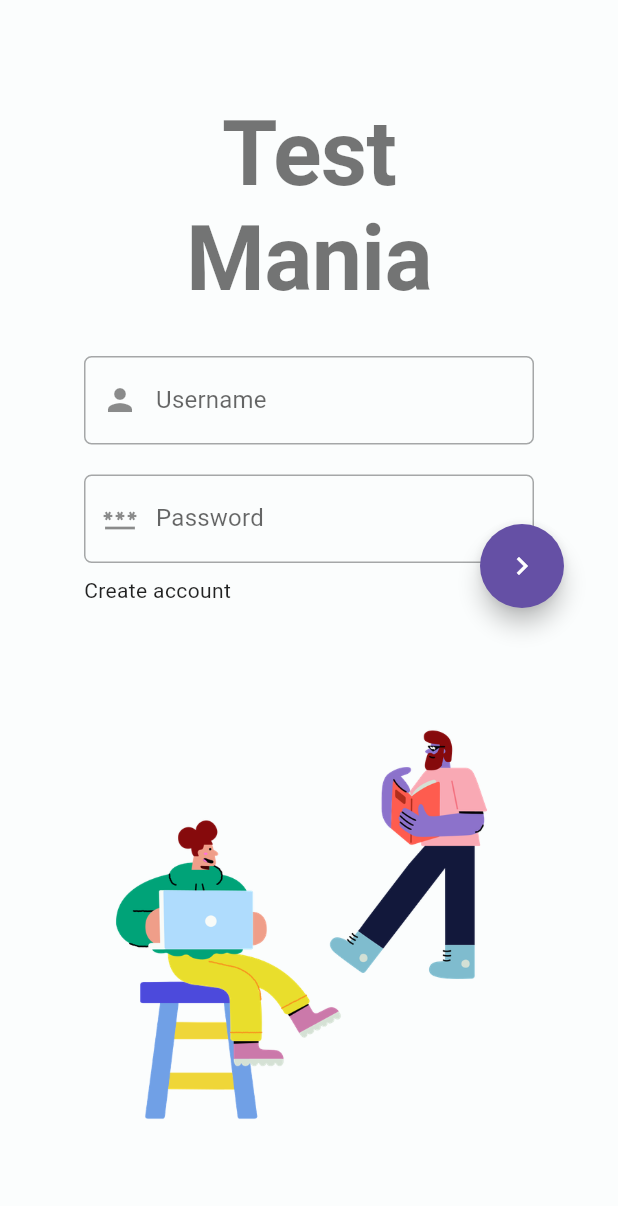
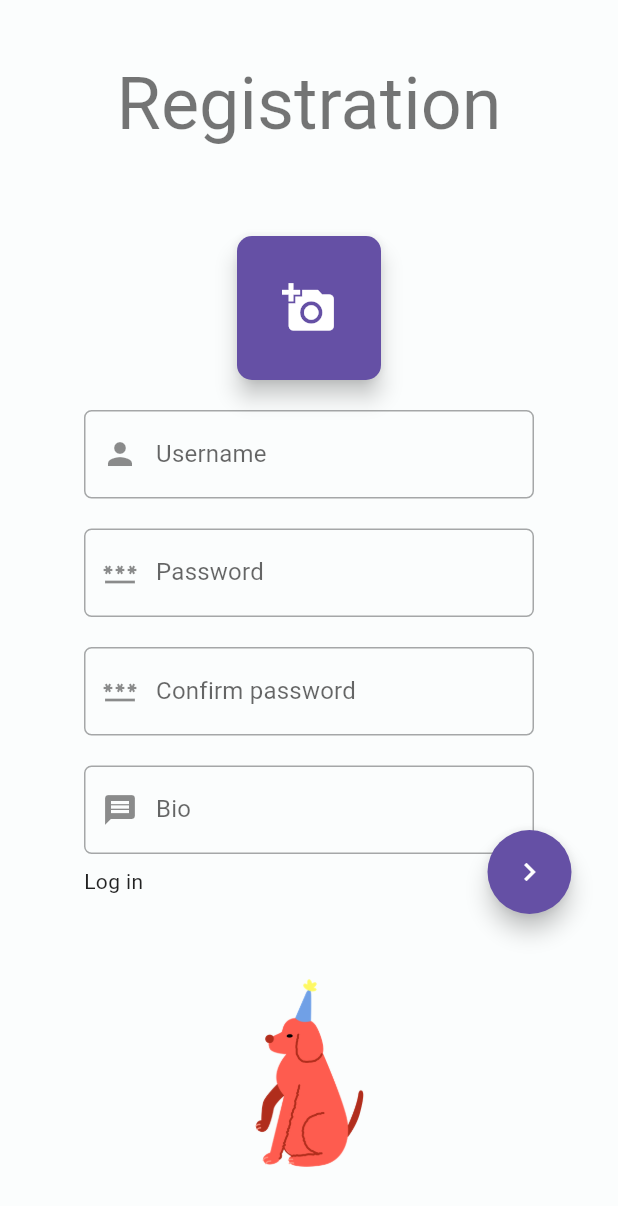
Before and after one commit to netos23/TestMania, a Flutter app: the screen it shows after launch, on a phone screen of 412 x 824 dp. Shown: the top 1206 px of the screen. Run offline on Flutter 3.47's test engine with Material 2 defaults, Android fonts, the phone set to English and light mode, and no system bars; our stand-ins replace bloc, flutter_bloc, google_fonts.

Commit message:
add registration page

```diff
--- a/app/lib/main.dart
+++ b/app/lib/main.dart
@@ -1,4 +1,5 @@
 import 'package:app/ui/pages/auth_page.dart';
+import 'package:app/ui/pages/registration_page.dart';
 import 'package:app/ui/theme/theme_model.dart';
 import 'package:flutter/material.dart';
 import 'package:app/ui/theme/themes.dart' as themes;
@@ -25,7 +26,7 @@ class MyApp extends StatelessWidget {
     return MaterialApp(
       title: 'Flutter Demo',
       theme: context.watch<ThemeCubit>().state,
-      home: const AuthPage(),
+      home: const RegistrationPage(),
     );
   }
 }
--- /dev/null
+++ b/app/lib/ui/pages/registration_page.dart
@@ -0,0 +1,178 @@
+import 'dart:ui';
+
+import 'package:flutter/material.dart';
+
+class RegistrationPage extends StatefulWidget {
+  const RegistrationPage({Key? key}) : super(key: key);
+
+  @override
+  State<RegistrationPage> createState() => _RegistrationPageState();
+}
+
+class _RegistrationPageState extends State<RegistrationPage> {
+  bool hasError = false;
+
+  @override
+  Widget build(BuildContext context) {
+    final textTheme = Theme.of(context).textTheme;
+    return Scaffold(
+      resizeToAvoidBottomInset: false,
+      body: SafeArea(
+        child: Center(
+          child: Column(
+            mainAxisAlignment: MainAxisAlignment.center,
+            children: [
+              Flexible(
+                flex: 1,
+                child: Text(
+                  'Registration',
+                  maxLines: 1,
+                  textAlign: TextAlign.center,
+                  style: textTheme.headline3,
+                ),
+              ),
+              Flexible(
+                flex: 4,
+                child: _buildAuthForm(),
+              ),
+              Flexible(
+                flex: 1,
+                child: Image.asset(
+                  'assets/dog.png',
+                  alignment: Alignment.center,
+                ),
+              ),
+            ],
+          ),
+        ),
+      ),
+    );
+  }
+
+  Widget _buildAuthForm() {
+    return Form(
+      child: Container(
+        constraints: const BoxConstraints(maxWidth: 300),
+        padding: const EdgeInsets.symmetric(vertical: 20),
+        child: Column(
+          mainAxisAlignment: MainAxisAlignment.center,
+          children: [
+            Flexible(
+              flex: 5 ,
+              child: Padding(
+                padding: const EdgeInsets.all(10.0),
+                child: FloatingActionButton.large(
+                  onPressed: () {},
+                  shape: RoundedRectangleBorder(
+                    borderRadius: BorderRadius.circular(10),
+                  ),
+                  child: Icon(Icons.add_a_photo),
+                ),
+              ),
+            ),
+            Flexible(
+              flex: 3,
+              child: _buildFormField(
+                icon: Icons.person,
+                label: 'Username',
+                tooltip: 'Enter your username',
+              ),
+            ),
+            Flexible(
+              flex: 3,
+              child: _buildFormField(
+                icon: Icons.password,
+                label: 'Password',
+                tooltip: 'Enter your password',
+                obscureText: true,
+              ),
+            ),
+            Flexible(
+              flex: 3,
+              child: _buildFormField(
+                icon: Icons.password,
+                label: 'Confirm password',
+                tooltip: 'Confirm your password',
+                obscureText: true,
+              ),
+            ),
+            Flexible(
+              flex: 3,
+              child: Stack(
+                clipBehavior: Clip.none,
+                children: [
+                  _buildFormField(
+                    icon: Icons.message,
+                    label: 'Bio',
+                    tooltip: 'Enter some info about yourself',
+                  ),
+                  Positioned(
+                    //todo: normal value
+                    bottom: hasError ? -5 : -30,
+                    right: -25,
+                    child: FloatingActionButton(
+                      child: const Icon(
+                        Icons.navigate_next,
+                      ),
+                      onPressed: () {},
+                    ),
+                  )
+                ],
+              ),
+            ),
+            Flexible(
+              flex: 1,
+              child: SizedBox(
+                width: double.infinity,
+                child: GestureDetector(
+                  child: Text(
+                    'Log in',
+                    textAlign: TextAlign.start,
+                  ),
+                ),
+              ),
+            ),
+          ],
+        ),
+      ),
+    );
+  }
+
+  Widget _buildFormField({
+    required String label,
+    required String tooltip,
+    required IconData icon,
+    bool obscureText = false,
+  }) {
+    return Padding(
+      padding: const EdgeInsets.symmetric(vertical: 10.0),
+      child: TextFormField(
+        obscureText: obscureText,
+        decoration: _buildInputDecoration(
+          label: label,
+          tooltip: tooltip,
+          icon: icon,
+        ),
+      ),
+    );
+  }
+
+  InputDecoration _buildInputDecoration({
+    required String label,
+    required String tooltip,
+    required IconData icon,
+  }) {
+    return InputDecoration(
+        border: const OutlineInputBorder(
+          borderRadius: BorderRadius.all(Radius.circular(5.0)),
+        ),
+        // todo: error text
+        // errorText: 'test\n\n\ntext',
+        errorMaxLines: 1,
+        prefixIcon: Tooltip(
+          message: tooltip,
+          child: Icon(icon),
+        ),
+        label: Text(label));
+  }
+}
--- a/app/pubspec.yaml
+++ b/app/pubspec.yaml
@@ -68,6 +68,7 @@ flutter:
     - assets/flags/
     - assets/logo.png
     - assets/auth.png
+    - assets/dog.png
   #   - images/a_dot_ham.jpeg
 
   # An image asset can refer to one or more resolution-specific "variants", see
```
Also changed, not shown: app/assets/dog.png (added), app/raw_images/dog.png (added).
